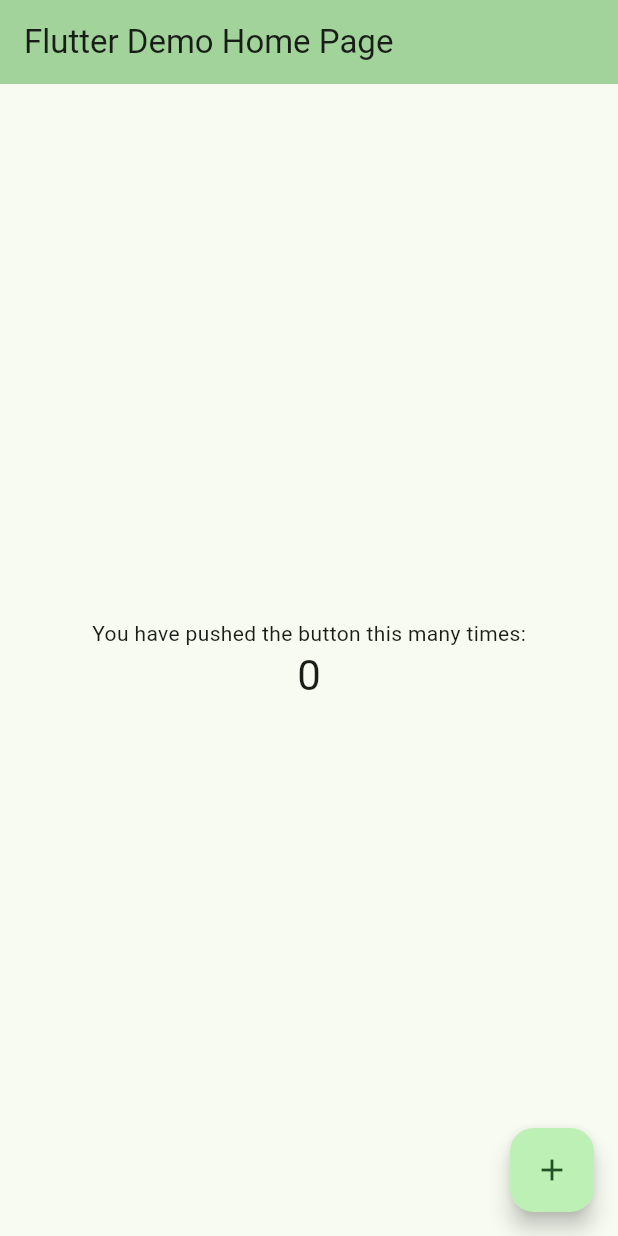
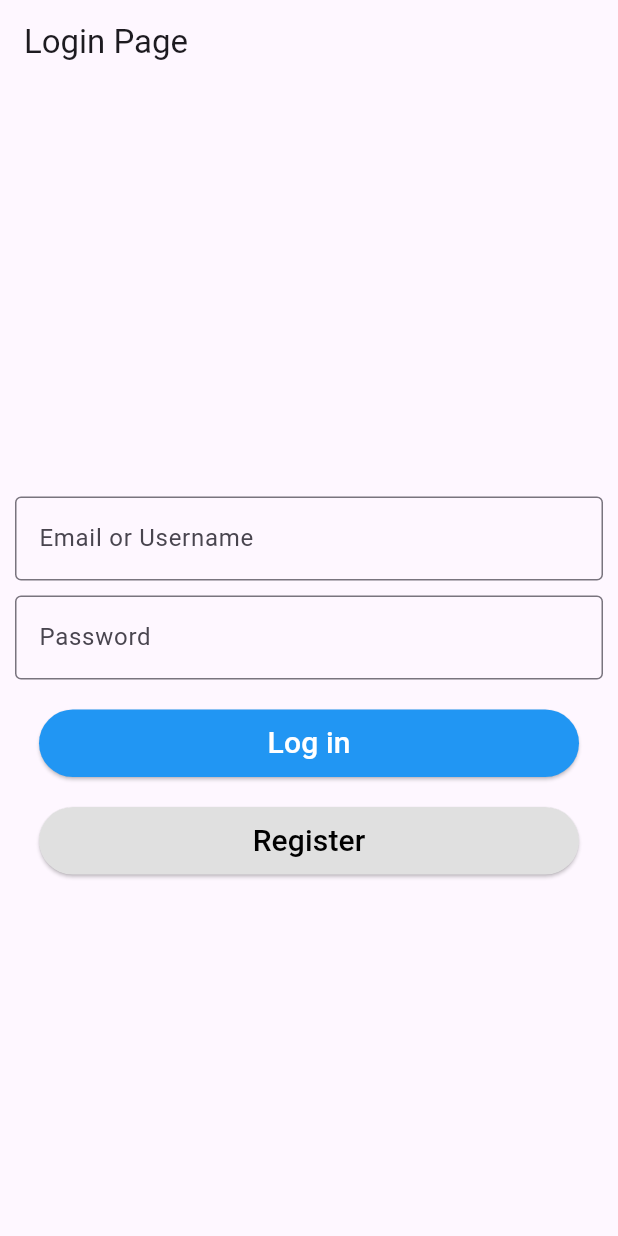
Before and after one commit to TravisWebber98/EmergencyResponseAppCapstone, a Flutter app: the screen it shows after launch, on a phone screen of 412 x 824 dp. Run offline on Flutter 3.47's test engine with Material 3 defaults, Android fonts, the phone set to English and light mode, and no system bars.

Commit message:
Add files via upload
Updates to UI and formatting

```diff
--- /dev/null
+++ b/lib/Screens/login.dart
@@ -0,0 +1,109 @@
+import 'package:flutter/material.dart';
+
+import 'app_nav.dart';
+import 'signup.dart';
+
+class loginPage extends StatelessWidget {
+  const loginPage({super.key});
+
+  @override
+  Widget build(BuildContext context) {
+    return Scaffold(
+      appBar: AppBar(
+        automaticallyImplyLeading: false,
+        title: const Text('Login Page')),
+      body: SingleChildScrollView(
+        child: Column(
+          children: <Widget>[
+            const Padding(padding: EdgeInsets.only(top: 275.0)),
+
+            // username
+            const Padding(
+              padding: EdgeInsets.symmetric(horizontal: 10.0),
+              child: TextField(
+                decoration: InputDecoration(
+                  border: OutlineInputBorder(),
+                  labelText: 'Email or Username',
+                  hintText: "Enter valid email/username",
+                ),
+              ),
+            ),
+
+            // password
+            const Padding(
+              padding: EdgeInsets.only(left: 10, right: 10, top: 10),
+              child: TextField(
+                obscureText: true,
+                decoration: InputDecoration(
+                  border: OutlineInputBorder(),
+                  labelText: 'Password',
+                  hintText: 'Enter valid password',
+                ),
+              ),
+            ),
+
+            // login button
+            SizedBox(
+              height: 65,
+              width: 360,
+              child: Container(
+                child: Padding(
+                  padding: const EdgeInsets.only(top: 20.0),
+                  child: ElevatedButton(
+                    style: ElevatedButton.styleFrom(
+                      backgroundColor: Colors.blue,
+                      foregroundColor: Colors.lightBlue,
+                    ),
+                    onPressed: () {
+                      Navigator.push(
+                        context,
+                        MaterialPageRoute(builder: (context) => const AppNav()),
+                      );
+
+                      // Alternative if you want routes:
+                      // Navigator.pushReplacementNamed(context, '/app');
+                    },
+                    child: const Text(
+                      'Log in',
+                      style: TextStyle(color: Colors.white, fontSize: 20),
+                    ),
+                  ),
+                ),
+              ),
+            ),
+
+            // register button
+            SizedBox(
+              height: 65,
+              width: 360,
+              child: Container(
+                child: Padding(
+                  padding: const EdgeInsets.only(top: 20.0),
+                  child: ElevatedButton(
+                    style: ElevatedButton.styleFrom(
+                      backgroundColor: Colors.grey[300],
+                      foregroundColor: Colors.grey[200],
+                    ),
+                    onPressed: () {
+                      Navigator.push(
+                        context,
+                        MaterialPageRoute(builder: (context) => const registerPage()),
+                      );
+
+                      // Or:
+                      // Navigator.pushNamed(context, '/register');
+                    },
+                    child: const Text(
+                      'Register',
+                      style: TextStyle(color: Colors.black, fontSize: 20),
+                    ),
+                  ),
+                ),
+              ),
+            ),
+          ],
+        ),
+      ),
+    );
+  }
+}
--- a/lib/main.dart
+++ b/lib/main.dart
@@ -1,4 +1,10 @@
 import 'package:flutter/material.dart';
+
+import 'screens/login.dart';
+import 'screens/signup.dart';
+import 'screens/app_nav.dart';
+import 'screens/community_page.dart';
+import 'screens/edit_profile.dart';
 
 void main() {
   runApp(const MyApp());
@@ -7,116 +13,20 @@ void main() {
 class MyApp extends StatelessWidget {
   const MyApp({super.key});
 
-  // This widget is the root of your application.
   @override
   Widget build(BuildContext context) {
     return MaterialApp(
-      title: 'Flutter Demo',
-      theme: ThemeData(
-        // This is the theme of your application.
-        //
-        // TRY THIS: Try running your application with "flutter run". You'll see
-        // the application has a purple toolbar. Then, without quitting the app,
-        // try changing the seedColor in the colorScheme below to Colors.green
-        // and then invoke "hot reload" (save your changes or press the "hot
-        // reload" button in a Flutter-supported IDE, or press "r" if you used
-        // the command line to start the app).
-        //
-        // Notice that the counter didn't reset back to zero; the application
-        // state is not lost during the reload. To reset the state, use hot
-        // restart instead.
-        //
-        // This works for code too, not just values: Most code changes can be
-        // tested with just a hot reload.
-        colorScheme: .fromSeed(seedColor: Colors.green),
-      ),
-      home: const MyHomePage(title: 'Flutter Demo Home Page'),
+      debugShowCheckedModeBanner: false,
+
+      // You can keep "home:" if you want, but routes make navigation cleaner.
+      initialRoute: '/login',
+      routes: {
+        '/login': (context) => const loginPage(),
+        '/register': (context) => const registerPage(),
+        '/app': (context) => const AppNav(),
+        '/chat': (context) => const CommPage(),
+        '/edit-profile': (context) => const editProfilePage(),
+      },
     );
   }
 }
-
-class MyHomePage extends StatefulWidget {
-  const MyHomePage({super.key, required this.title});
-
-  // This widget is the home page of your application. It is stateful, meaning
-  // that it has a State object (defined below) that contains fields that affect
-  // how it looks.
-
-  // This class is the configuration for the state. It holds the values (in this
-  // case the title) provided by the parent (in this case the App widget) and
-  // used by the build method of the State. Fields in a Widget subclass are
-  // always marked "final".
-
-  final String title;
-
-  @override
-  State<MyHomePage> createState() => _MyHomePageState();
-}
-
-class _MyHomePageState extends State<MyHomePage> {
-  int _counter = 0;
-
-  void _incrementCounter() {
-    setState(() {
-      // This call to setState tells the Flutter framework that something has
-      // changed in this State, which causes it to rerun the build method below
-      // so that the display can reflect the updated values. If we changed
-      // _counter without calling setState(), then the build method would not be
-      // called again, and so nothing would appear to happen.
-      _counter++;
-    });
-  }
-
-  @override
-  Widget build(BuildContext context) {
-    // This method is rerun every time setState is called, for instance as done
-    // by the _incrementCounter method above.
-    //
-    // The Flutter framework has been optimized to make rerunning build methods
-    // fast, so that you can just rebuild anything that needs updating rather
-    // than having to individually change instances of widgets.
-    return Scaffold(
-      appBar: AppBar(
-        // TRY THIS: Try changing the color here to a specific color (to
-        // Colors.amber, perhaps?) and trigger a hot reload to see the AppBar
-        // change color while the other colors stay the same.
-        backgroundColor: Theme.of(context).colorScheme.inversePrimary,
-        // Here we take the value from the MyHomePage object that was created by
-        // the App.build method, and use it to set our appbar title.
-        title: Text(widget.title),
-      ),
-      body: Center(
-        // Center is a layout widget. It takes a single child and positions it
-        // in the middle of the parent.
-        child: Column(
-          // Column is also a layout widget. It takes a list of children and
-          // arranges them vertically. By default, it sizes itself to fit its
-          // children horizontally, and tries to be as tall as its parent.
-          //
-          // Column has various properties to control how it sizes itself and
-          // how it positions its children. Here we use mainAxisAlignment to
-          // center the children vertically; the main axis here is the vertical
-          // axis because Columns are vertical (the cross axis would be
-          // horizontal).
-          //
-          // TRY THIS: Invoke "debug painting" (choose the "Toggle Debug Paint"
-          // action in the IDE, or press "p" in the console), to see the
-          // wireframe for each widget.
-          mainAxisAlignment: .center,
-          children: [
-            const Text('You have pushed the button this many times:'),
-            Text(
-              '$_counter',
-              style: Theme.of(context).textTheme.headlineMedium,
-            ),
-          ],
-        ),
-      ),
-      floatingActionButton: FloatingActionButton(
-        onPressed: _incrementCounter,
-        tooltip: 'Increment',
-        child: const Icon(Icons.add),
-      ),
-    );
-  }
-}
```
Also changed, not shown: lib/Screens/app_nav.dart (added, +74 -0 lines), lib/Screens/community_page.dart (added, +16 -0 lines), lib/Screens/edit_profile.dart (added, +123 -0 lines), lib/Screens/home.dart (added, +32 -0 lines), lib/Screens/notifications.dart (added, +24 -0 lines), lib/Screens/profile.dart (added, +109 -0 lines), lib/Screens/signup.dart (added, +131 -0 lines).
